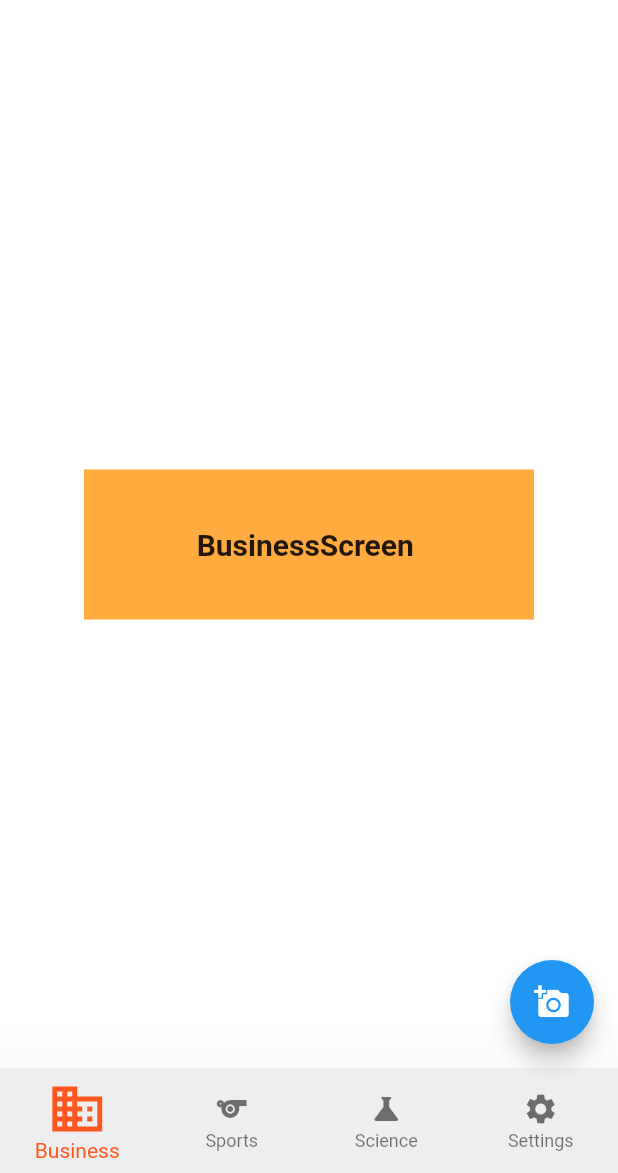
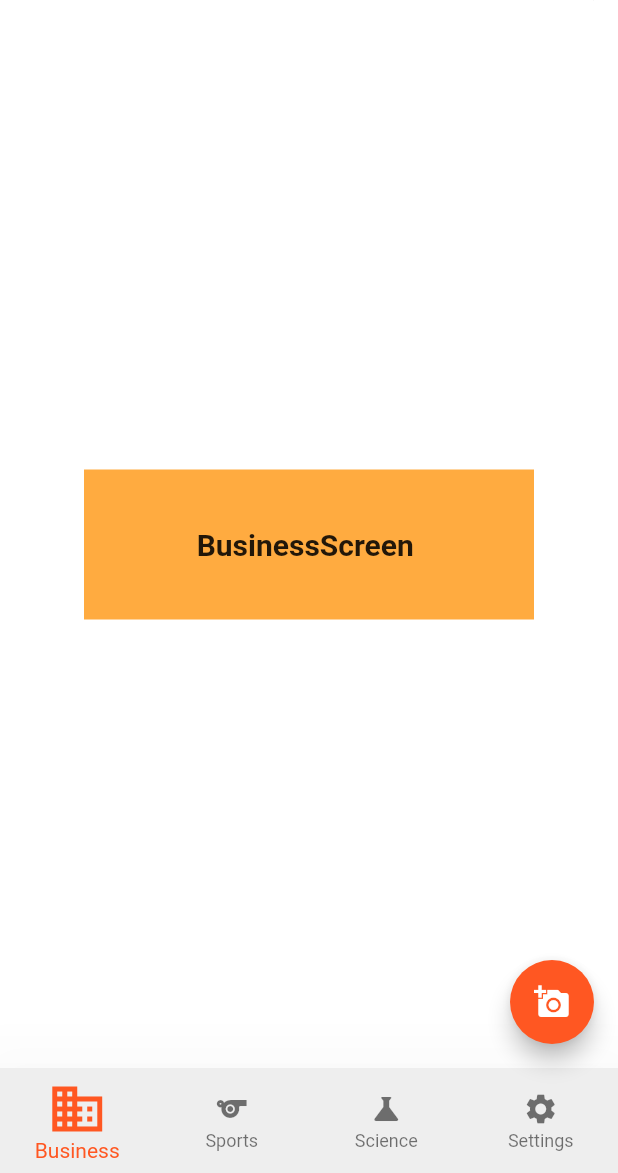
Before and after one commit to Devsaci/app_theme_mansour, a Flutter app: the screen it shows after launch, after a tap on the "add a photo" icon, on a phone screen of 412 x 824 dp, the part 63-1236 px from its top. Run offline on Flutter 3.47's test engine with Material 2 defaults, Android fonts, the phone set to English and light mode, and no system bars; our stand-ins replace bloc, dio, flutter_bloc.

```diff
--- a/lib/layout/news_app/news_layout.dart
+++ b/lib/layout/news_app/news_layout.dart
@@ -2,6 +2,7 @@
 
 import 'package:app_theme_mansour/layout/news_app/cubit/cubit.dart';
 import 'package:app_theme_mansour/layout/news_app/cubit/states.dart';
+import 'package:app_theme_mansour/shared/network/remote/dio_helper.dart';
 import 'package:flutter/material.dart';
 import 'package:flutter_bloc/flutter_bloc.dart';
 
@@ -31,7 +32,9 @@ class NewsLayout extends StatelessWidget {
               ),
             ),
             floatingActionButton: FloatingActionButton(
-              onPressed: () {},
+              onPressed: () {
+                DioHelper.getData(url: 'url', query: 'query');
+              },
               child: Icon(Icons.add_a_photo),
             ),
             body: cubit.screens[cubit.currentIndex],
--- a/lib/main.dart
+++ b/lib/main.dart
@@ -28,6 +28,10 @@ class MyApp extends StatelessWidget {
     return MaterialApp(
       debugShowCheckedModeBanner: false,
       theme: ThemeData(
+        // primarySwatch: Colors.deepOrange,
+        floatingActionButtonTheme: FloatingActionButtonThemeData(
+          backgroundColor: Colors.deepOrange
+        ),
         scaffoldBackgroundColor: Colors.white,
         appBarTheme: AppBarTheme(
           elevation: 0.0,
```
